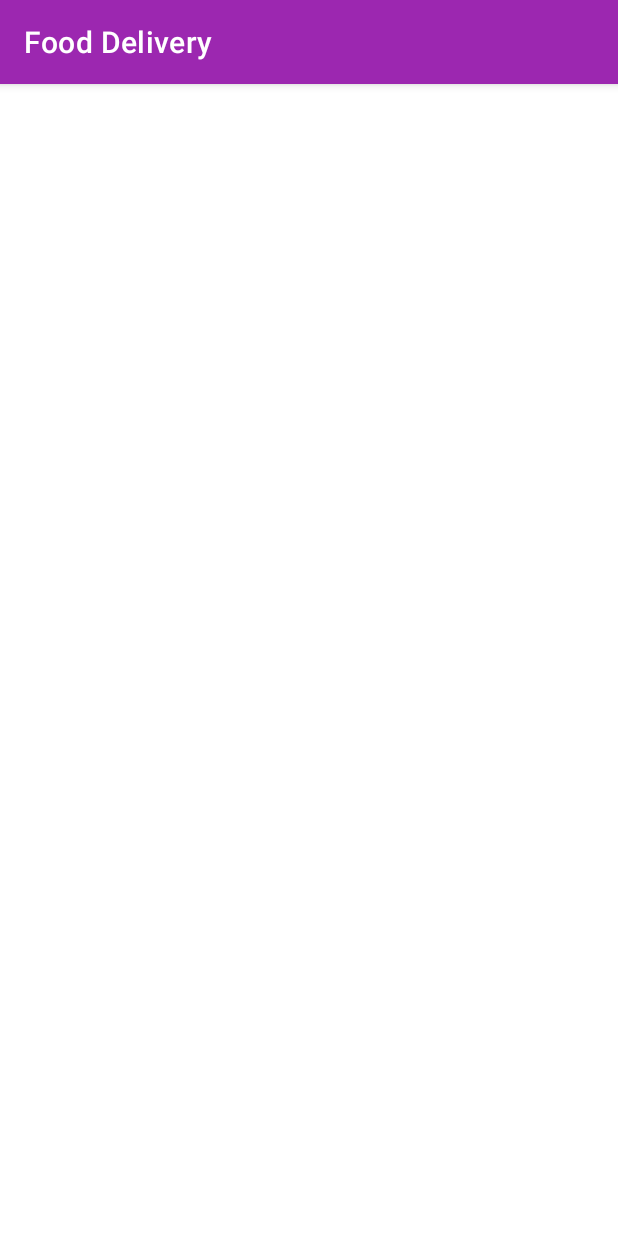
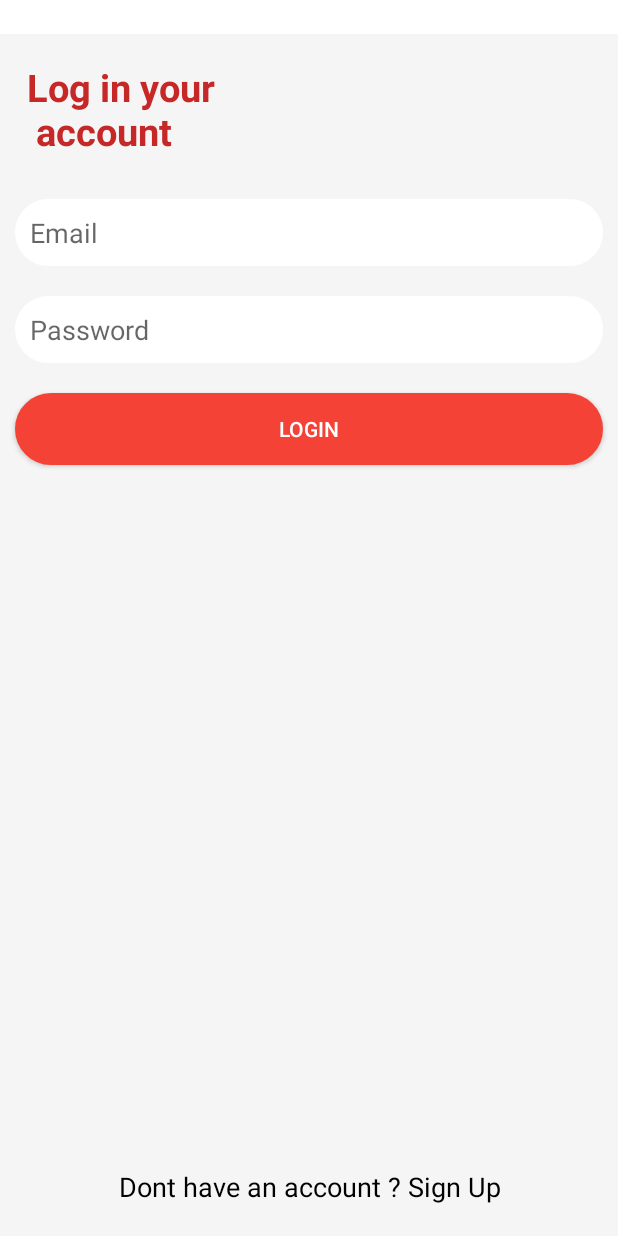
Before and after one commit to dev-mgkaung/food_delivery, an Android app: the LoginActivity screen opened directly, with no data from a screen before it, on a phone screen of 412 x 824 dp. Run offline under Robolectric (Android 15) with nearby library versions, the phone set to English and light mode, and no system bars.

Commit message:
add login

```diff
--- a/app/src/main/AndroidManifest.xml
+++ b/app/src/main/AndroidManifest.xml
@@ -9,7 +9,7 @@
         android:label="@string/app_name"
         android:roundIcon="@mipmap/ic_launcher_round"
         android:supportsRtl="true"
-        android:theme="@style/Theme.FoodDelivery">
+        android:theme="@style/Theme.FoodDelivery.NoActionBar">
         <activity android:name=".activity.ProfileActivity"></activity>
         <activity android:name=".activity.CheckOutActivity" />
         <activity android:name=".activity.DeatilActivity" />
--- /dev/null
+++ b/app/src/main/res/drawable/rounded_corner_btn_red.xml
@@ -0,0 +1,11 @@
+<?xml version="1.0" encoding="utf-8"?>
+<shape xmlns:android="http://schemas.android.com/apk/res/android"
+    android:shape="rectangle">
+    <stroke
+        android:color="@color/red_500"
+        android:width="1dp" />
+    <corners
+        android:radius="30dp"
+        android:bottomLeftRadius="30dp" />
+    <solid android:color="@color/red_500" />
+</shape>
--- /dev/null
+++ b/app/src/main/res/drawable/rounded_corner_btn_white.xml
@@ -0,0 +1,11 @@
+<?xml version="1.0" encoding="utf-8"?>
+<shape xmlns:android="http://schemas.android.com/apk/res/android"
+    android:shape="rectangle">
+    <stroke
+        android:color="@color/white"
+        android:width="1dp" />
+    <corners
+        android:radius="30dp"
+        android:bottomLeftRadius="30dp" />
+    <solid android:color="@color/white" />
+</shape>
--- a/app/src/main/res/layout/activity_login.xml
+++ b/app/src/main/res/layout/activity_login.xml
@@ -1,9 +1,63 @@
 <?xml version="1.0" encoding="utf-8"?>
-<androidx.constraintlayout.widget.ConstraintLayout xmlns:android="http://schemas.android.com/apk/res/android"
+<RelativeLayout xmlns:android="http://schemas.android.com/apk/res/android"
     xmlns:app="http://schemas.android.com/apk/res-auto"
     xmlns:tools="http://schemas.android.com/tools"
     android:layout_width="match_parent"
+    android:layout_gravity="center"
+    android:layout_marginTop="15dp"
+    android:background="@color/grey_100"
     android:layout_height="match_parent"
     tools:context=".activity.LoginActivity">
 
-</androidx.constraintlayout.widget.ConstraintLayout>
+    <LinearLayout
+        android:layout_width="match_parent"
+        android:layout_height="wrap_content"
+        android:orientation="vertical">
+        <TextView
+            android:layout_margin="10dp"
+            android:layout_marginBottom="20dp"
+            android:layout_width="match_parent"
+            android:layout_height="wrap_content"
+            android:padding="8dp"
+            android:text="Log in your \n account"
+            android:textSize="25sp"
+            android:textStyle="bold"
+            android:textColor="@color/red_800" />
+
+        <androidx.appcompat.widget.AppCompatEditText
+            android:layout_width="match_parent"
+            android:layout_height="wrap_content"
+            android:background="@drawable/rounded_corner_btn_white"
+            android:hint="@string/email"
+            android:padding="10dp"
+            android:id="@+id/ed_email"
+            android:layout_margin="10dp"/>
+        <androidx.appcompat.widget.AppCompatEditText
+            android:layout_width="match_parent"
+            android:layout_height="wrap_content"
+            android:background="@drawable/rounded_corner_btn_white"
+            android:hint="@string/password"
+            android:padding="10dp"
+            android:id="@+id/ed_password"
+            android:layout_margin="10dp"/>
+        <androidx.appcompat.widget.AppCompatButton
+            android:layout_width="match_parent"
+            android:padding="6dp"
+            android:layout_margin="10dp"
+            android:textColor="@color/white"
+            android:background="@drawable/rounded_corner_btn_red"
+            android:text="@string/login"
+            android:layout_height="wrap_content"/>
+    </LinearLayout>
+
+    <TextView
+        android:layout_alignParentBottom="true"
+        android:layout_marginBottom="20dp"
+        android:layout_width="match_parent"
+        android:layout_height="wrap_content"
+        android:padding="8dp"
+        android:textAlignment="center"
+        android:text="@string/account"
+        android:textSize="18sp"
+        android:textColor="@color/black" />
+</RelativeLayout>
--- a/app/src/main/res/values/strings.xml
+++ b/app/src/main/res/values/strings.xml
@@ -4,6 +4,13 @@
     <string name="first_fragment_label">Restaurant</string>
     <string name="second_fragment_label">Offers</string>
     <string name="third_fragment_label">Accounts</string>
-
-
+    <string name="intro_page_title">Happy Meals</string>
+    <string name="intro_page_description">Discover the best foods from over 1000 restaurants</string>
+    <string name="intro_btn_get_started">Get Started</string>
+    <string name="login_title">Log in to your account</string>
+    <string name="email"> Email </string>
+    <string name="password"> Password </string>
+    <string name="forgot"> Forgot? </string>
+    <string name="login"> Login </string>
+    <string name="account"> Dont have an account ? Sign Up </string>
 </resources>
```
Also changed, not shown: app/src/main/java/com/example/fooddeliveryapp/activity/IntroActivity.kt (+12 -0 lines), app/src/main/java/com/example/fooddeliveryapp/activity/LoginActivity.kt (+9 -0 lines), app/src/main/java/com/example/fooddeliveryapp/activity/MainActivity.kt (+8 -2 lines), app/src/main/java/com/example/fooddeliveryapp/activity/RegisterActivity.kt (+9 -0 lines), app/src/main/res/layout/activity_intro_screeen.xml (+51 -25 lines).
